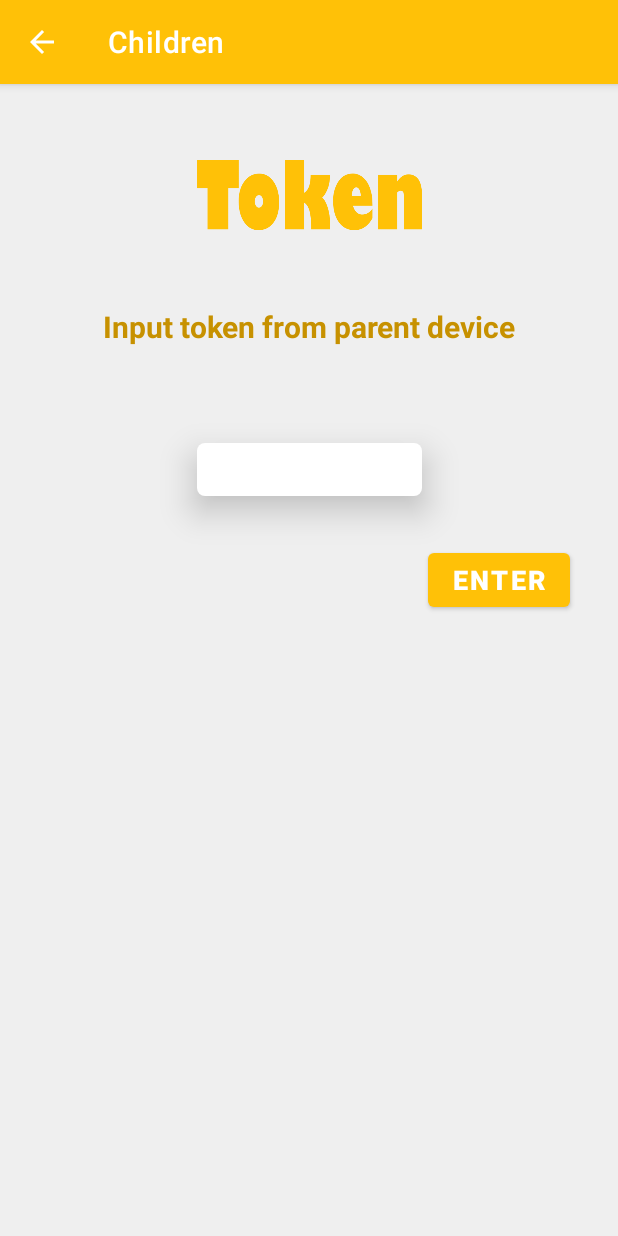
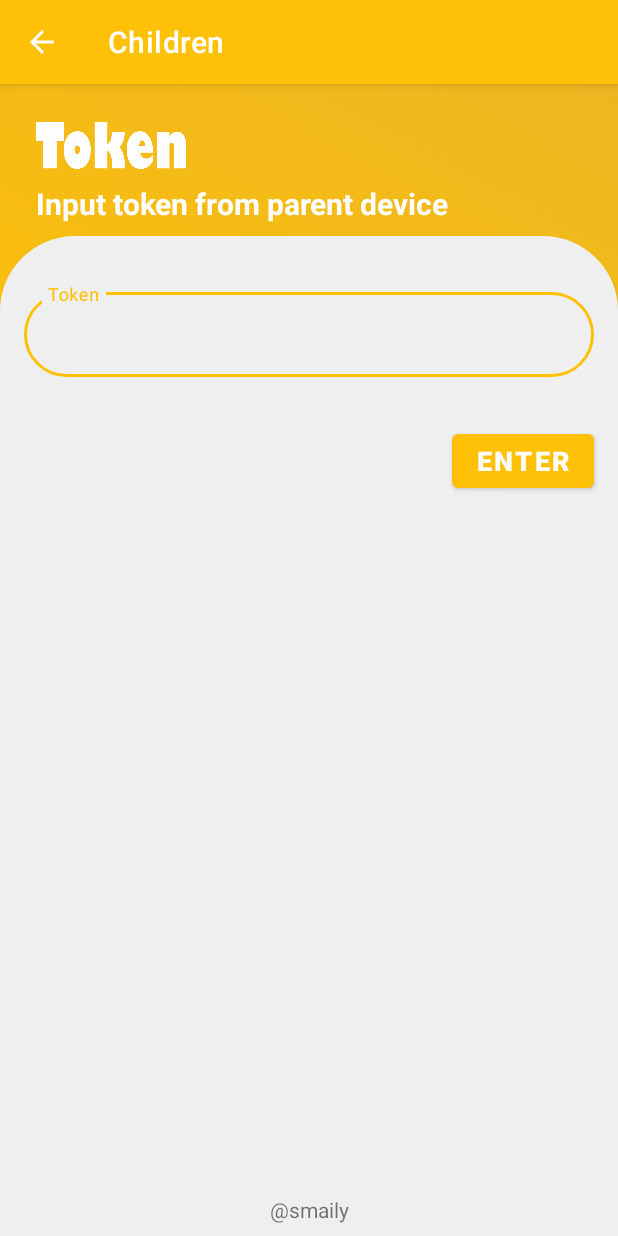
Before and after one commit to mravifrmnsyh/SmailyProject, an Android app: the screen it shows after launch (TokenChildActivity), after a tap on "CHILDREN", on a phone screen of 412 x 824 dp. Run offline under Robolectric (Android 15) with nearby library versions, the phone set to English and light mode, and no system bars.

Commit message:
update bug & tampilan

```diff
--- a/MD/SMAILY/app/src/main/java/com/capstone/smaily/ui/main/SplashScreenActivity.kt
+++ b/MD/SMAILY/app/src/main/java/com/capstone/smaily/ui/main/SplashScreenActivity.kt
@@ -20,6 +20,8 @@ class SplashScreenActivity : AppCompatActivity() {
         binding = ActivitySplashScreenBinding.inflate(layoutInflater)
         setContentView(binding.root)
 
+        supportActionBar?.hide()
+
         val childLoginPref = ChildrenLoginPref(this).getUser().accessToken
         val parentLoginPref = ParentLoginPref(this).getUser().accesstoken
 
--- a/MD/SMAILY/app/src/main/java/com/capstone/smaily/ui/parent/BlokLinkParentActivity.kt
+++ b/MD/SMAILY/app/src/main/java/com/capstone/smaily/ui/parent/BlokLinkParentActivity.kt
@@ -61,7 +61,7 @@ class BlokLinkParentActivity : AppCompatActivity() {
                     .setIcon(R.drawable.ic_baseline_announcement_24)
                     .setCancelable(true)
                     .setTitle("Announcement")
-                    .setMessage("To add the url link, please use slash at last url, example : https://m.facebook.com/ ")
+                    .setMessage("To add the url link, please just use format hostname, example : m.facebook.com")
                     .setPositiveButton("Ok") { dialog, _ -> dialog.dismiss()}
                 val alertDialog = alertDialogBuilder.create()
                 alertDialog.show()
--- a/MD/SMAILY/app/src/main/res/drawable/background_title_main.xml
+++ b/MD/SMAILY/app/src/main/res/drawable/background_title_main.xml
@@ -3,7 +3,7 @@
     android:shape="rectangle">
 
     <solid android:color="@color/orange1"/>
-    <corners android:bottomLeftRadius="100dp"
-        android:topLeftRadius="100dp"/>
+    <corners android:bottomRightRadius="100dp"
+        android:topRightRadius="100dp"/>
 
 </shape>
--- a/MD/SMAILY/app/src/main/res/drawable/rounded_background_body.xml
+++ b/MD/SMAILY/app/src/main/res/drawable/rounded_background_body.xml
@@ -3,7 +3,7 @@
     android:shape="rectangle">
 
     <solid android:color="@color/body"/>
-    <corners android:topLeftRadius="100dp"
-        android:topRightRadius="100dp"/>
+    <corners android:topLeftRadius="50dp"
+        android:topRightRadius="50dp"/>
 
 </shape>
--- a/MD/SMAILY/app/src/main/res/layout/activity_token_child.xml
+++ b/MD/SMAILY/app/src/main/res/layout/activity_token_child.xml
@@ -4,68 +4,98 @@
     xmlns:tools="http://schemas.android.com/tools"
     android:layout_width="match_parent"
     android:layout_height="match_parent"
-    android:background="@color/body"
+    android:background="@drawable/gradiemt1"
     tools:context=".ui.children.TokenChildActivity">
 
     <ImageView
         android:id="@+id/iv_token"
-        android:layout_width="150dp"
-        android:layout_height="100dp"
-        android:layout_marginTop="24dp"
+        android:layout_width="100dp"
+        android:layout_height="50dp"
+        android:layout_marginStart="24dp"
+        android:layout_marginTop="16dp"
         android:src="@drawable/token"
-        app:layout_constraintEnd_toEndOf="parent"
+        android:contentDescription="@string/image_name"
         app:layout_constraintStart_toStartOf="parent"
         app:layout_constraintTop_toTopOf="parent" />
 
     <TextView
         android:id="@+id/tv_desc_token"
+        android:layout_width="wrap_content"
+        android:layout_height="wrap_content"
+        android:text="@string/desc_token_child"
+        android:textAlignment="center"
+        android:textColor="@color/white"
+        android:textSize="20sp"
+        android:textStyle="bold"
+        app:layout_constraintStart_toStartOf="@+id/iv_token"
+        app:layout_constraintTop_toBottomOf="@+id/iv_token" />
+
+    <androidx.constraintlayout.widget.ConstraintLayout
+        android:layout_width="0dp"
+        android:layout_height="0dp"
+        android:layout_marginTop="8dp"
+        android:background="@drawable/rounded_background_body"
+        app:layout_constraintBottom_toBottomOf="parent"
+        app:layout_constraintEnd_toEndOf="parent"
+        app:layout_constraintStart_toStartOf="parent"
+        app:layout_constraintTop_toBottomOf="@+id/tv_desc_token">
+
+
+        <com.google.android.material.textfield.TextInputLayout
+            android:id="@+id/layout_token"
+            style="@style/Widget.MaterialComponents.TextInputLayout.OutlinedBox"
             android:layout_width="match_parent"
             android:layout_height="wrap_content"
             android:layout_marginStart="16dp"
-        android:layout_marginTop="24dp"
+            android:layout_marginTop="32dp"
             android:layout_marginEnd="16dp"
-        android:text="@string/desc_token_child"
-        android:textAlignment="center"
-        android:textColor="@color/orange2"
-        android:textStyle="bold"
-        android:textSize="20sp"
+            android:hint="@string/token"
             app:layout_constraintEnd_toEndOf="parent"
             app:layout_constraintStart_toStartOf="parent"
-        app:layout_constraintTop_toBottomOf="@+id/iv_token" />
+            app:layout_constraintTop_toTopOf="parent"
+            app:boxCornerRadiusTopEnd="30dp"
+            app:boxCornerRadiusTopStart="30dp"
+            app:boxCornerRadiusBottomStart="30dp"
+            app:boxCornerRadiusBottomEnd="30dp">
 
             <EditText
                 android:id="@+id/et_token"
-        android:layout_width="150dp"
+                android:layout_width="match_parent"
                 android:layout_height="wrap_content"
-        android:layout_marginTop="64dp"
-        android:background="@drawable/rounded_edittext"
-        android:elevation="15dp"
+                android:inputType="text"
+                android:lines="1"
                 android:maxLength="5"
-        android:padding="5dp"
-        android:textAlignment="center"
-        app:layout_constraintEnd_toEndOf="parent"
-        app:layout_constraintStart_toStartOf="parent"
-        app:layout_constraintTop_toBottomOf="@+id/tv_desc_token" />
+                android:maxLines="1" />
+
+        </com.google.android.material.textfield.TextInputLayout>
 
         <Button
             android:id="@+id/btn_enter"
             android:layout_width="wrap_content"
             android:layout_height="wrap_content"
             android:layout_marginTop="32dp"
-        android:layout_marginEnd="32dp"
             android:text="@string/enter"
             android:textSize="18dp"
             android:textStyle="bold"
+            app:layout_constraintEnd_toEndOf="@+id/layout_token"
+            app:layout_constraintTop_toBottomOf="@+id/layout_token" />
+
+        <TextView
+            android:layout_width="wrap_content"
+            android:layout_height="wrap_content"
+            android:layout_marginBottom="8dp"
+            android:text="@string/copyright"
+            app:layout_constraintBottom_toBottomOf="parent"
             app:layout_constraintEnd_toEndOf="parent"
-        app:layout_constraintTop_toBottomOf="@+id/et_token" />
+            app:layout_constraintStart_toStartOf="parent" />
 
         <ProgressBar
             android:id="@+id/bars"
             style="?android:attr/progressBarStyle"
             android:layout_width="wrap_content"
             android:layout_height="wrap_content"
+            android:contentDescription="@string/bars"
             android:visibility="gone"
-        android:contentDescription="@string/bars"
             app:layout_constraintBottom_toBottomOf="parent"
             app:layout_constraintEnd_toEndOf="parent"
             app:layout_constraintStart_toStartOf="parent"
@@ -73,3 +103,6 @@
             tools:visibility="visible" />
 
     </androidx.constraintlayout.widget.ConstraintLayout>
+
+
+</androidx.constraintlayout.widget.ConstraintLayout>
--- a/MD/SMAILY/app/src/main/res/layout/form_link.xml
+++ b/MD/SMAILY/app/src/main/res/layout/form_link.xml
@@ -14,6 +14,7 @@
         android:padding="10dp"
         android:background="@android:drawable/editbox_background_normal"
         android:hint="@string/add_link"
+        android:maxLines="1"
         app:layout_constraintEnd_toEndOf="parent"
         app:layout_constraintStart_toStartOf="parent"
         app:layout_constraintTop_toTopOf="parent" />
```
Also changed, not shown: MD/SMAILY/app/src/main/java/com/capstone/smaily/ui/parent/MainParentActivity.kt (+21 -16 lines), MD/SMAILY/app/src/main/res/layout/activity_login_parent.xml (+9 -0 lines), MD/SMAILY/app/src/main/res/layout/activity_main.xml (+19 -7 lines), MD/SMAILY/app/src/main/res/layout/activity_main_children.xml (+13 -32 lines), MD/SMAILY/app/src/main/res/layout/activity_register_parent.xml (+14 -1 lines), MD/SMAILY/app/src/main/res/layout/activity_token_parent.xml (+44 -24 lines), MD/SMAILY/app/src/main/java/com/capstone/smaily/ui/parent/TokenParentActivity.kt (indentation only), MD/SMAILY/app/src/main/res/drawable/token.png. Lines whose indentation alone changed are shown as unchanged.
